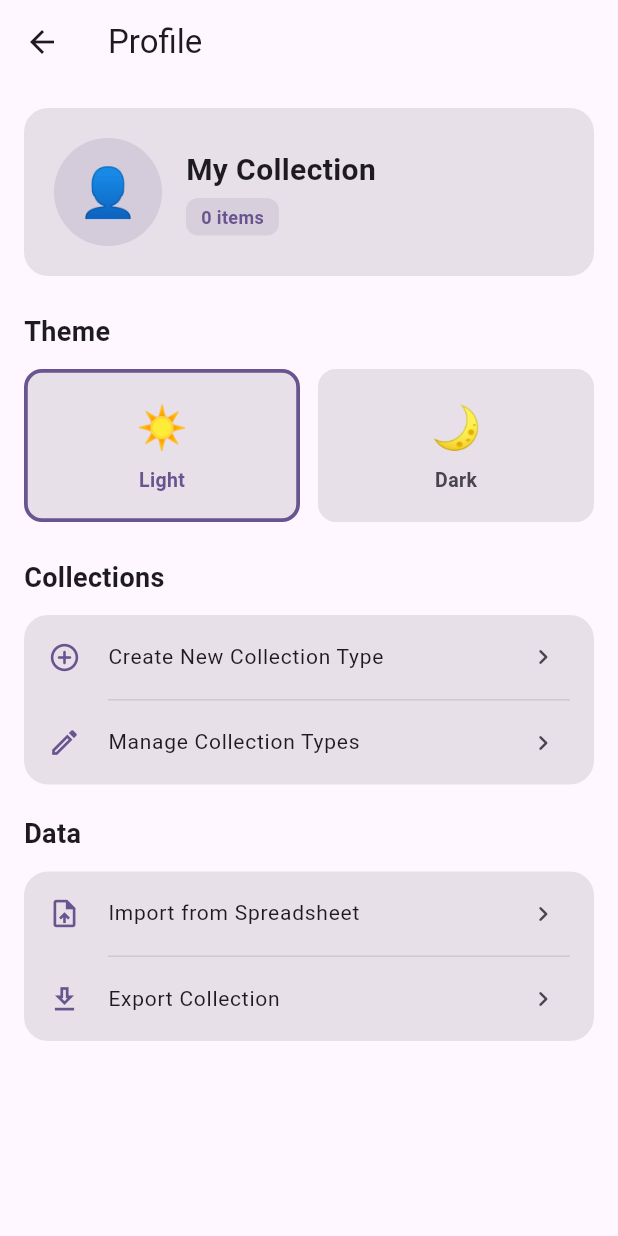
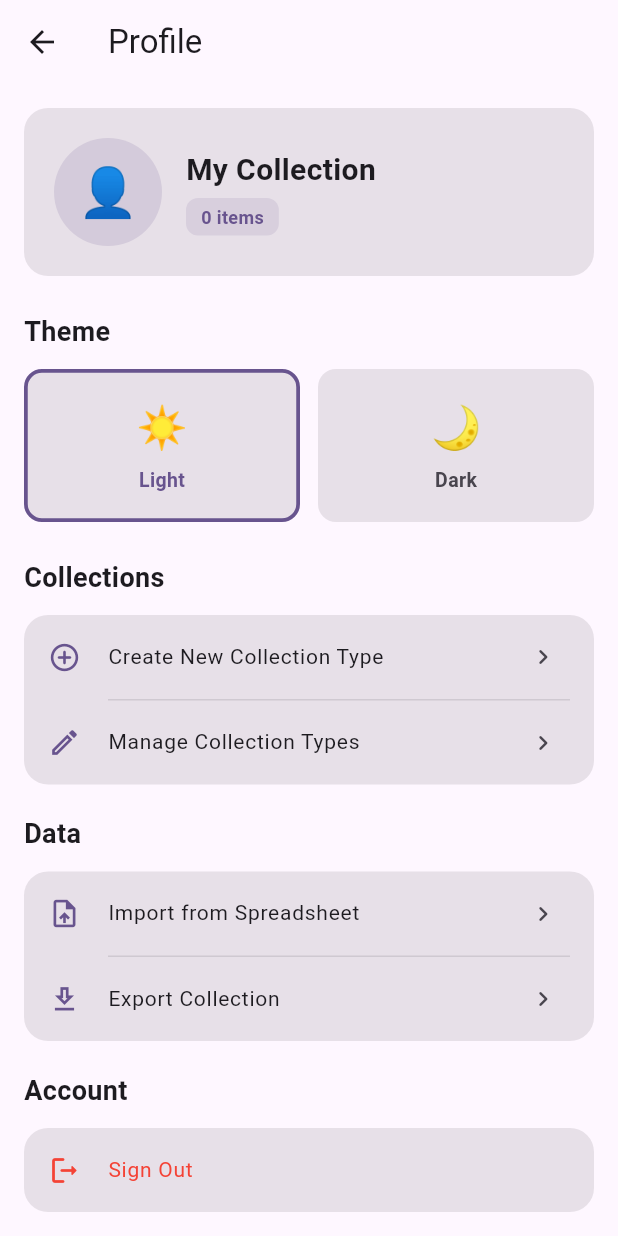
Before and after one commit to ScottBaroni/media_collection_app, a Flutter app: the ProfileScreen screen opened directly, on a phone screen of 412 x 824 dp. Run offline on Flutter 3.47's test engine with Material 3 defaults, Android fonts, the phone set to English and light mode, and no system bars; our stand-ins replace firebase_auth, firebase_core, sqflite; accounts and stored records are empty.

Commit message:
Add Firebase auth with login, signup, and sign out

```diff
--- a/lib/main.dart
+++ b/lib/main.dart
@@ -4,6 +4,7 @@ import 'package:firebase_core/firebase_core.dart';
 import 'providers/collection_provider.dart';
 import 'providers/settings_provider.dart';
 import 'screens/shell_screen.dart';
+import 'screens/auth_gate.dart';
 
 void main() async {
   // Firebase
@@ -27,7 +28,7 @@ class MediaShelfApp extends StatelessWidget {
           title: 'MediaShelf',
           debugShowCheckedModeBanner: false,
           theme: settings.themeData,
-          home: const ShellScreen(),
+          home: const AuthGate(),
         ),
       ),
     );
--- a/lib/screens/profile_screen.dart
+++ b/lib/screens/profile_screen.dart
@@ -1,5 +1,6 @@
 import 'package:flutter/material.dart';
 import 'package:provider/provider.dart';
+import 'package:firebase_auth/firebase_auth.dart';
 import '../providers/settings_provider.dart';
 import '../providers/collection_provider.dart';
 import 'create_collection_screen.dart';
@@ -121,6 +122,26 @@ class ProfileScreen extends StatelessWidget {
                 icon: Icons.download_outlined,
                 label: 'Export Collection',
                 onTap: () {}, // TODO
+              ),
+            ],
+          ),
+          const SizedBox(height: 20),
+
+          // Account
+          const Text(
+            'Account',
+            style: TextStyle(fontSize: 18, fontWeight: FontWeight.w700),
+          ),
+          const SizedBox(height: 12),
+          _SettingsGroup(
+            items: [
+              _SettingsItem(
+                icon: Icons.logout_rounded,
+                label: 'Sign Out',
+                onTap: () async {
+                  await FirebaseAuth.instance.signOut();
+                },
+                isDestructive: true,
               ),
             ],
           ),
```
